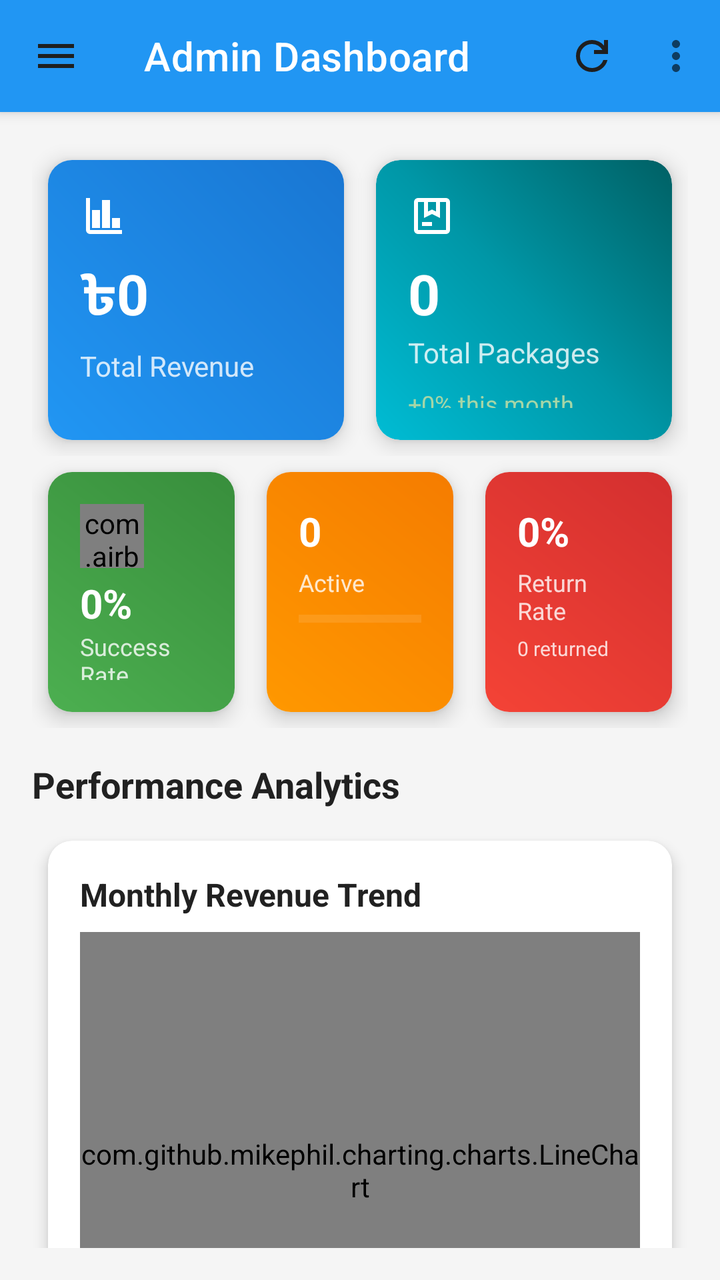
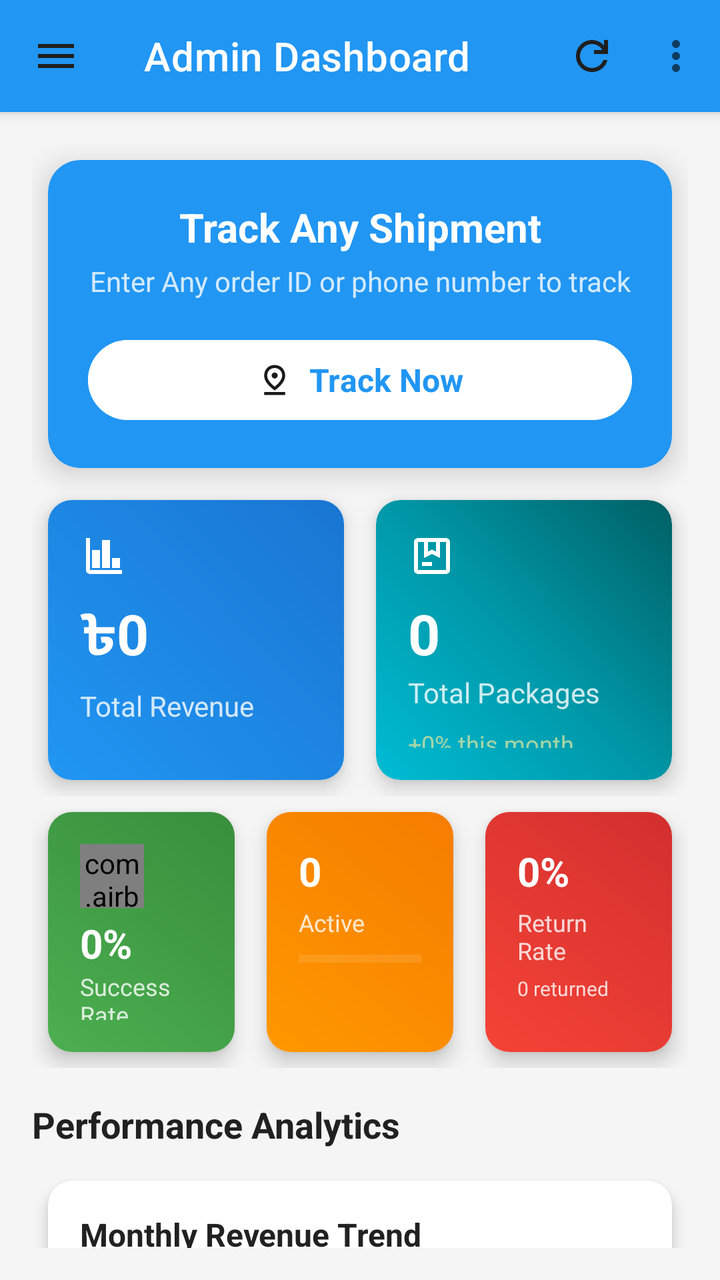

Before-and-after screenshots of an Android layout around one commit, followed by the original layout XML and the change that was made.
<!-- AndroidManifest.xml: application theme Theme.A1Logistics -->
<!-- res/layout/activity_admin_dashboard.xml -->
<?xml version="1.0" encoding="utf-8"?>
<androidx.drawerlayout.widget.DrawerLayout xmlns:android="http://schemas.android.com/apk/res/android"
    xmlns:app="http://schemas.android.com/apk/res-auto"
    android:id="@+id/drawerLayout"
    android:layout_width="match_parent"
    android:layout_height="match_parent"
    android:fitsSystemWindows="true">

    
    <LinearLayout
        android:layout_width="match_parent"
        android:layout_height="match_parent"
        android:orientation="vertical"
        android:background="@color/background">

        
        <com.google.android.material.appbar.MaterialToolbar
            android:id="@+id/toolbar"
            android:layout_width="match_parent"
            android:layout_height="?attr/actionBarSize"
            android:background="@color/primary_color"
            app:title="Admin Dashboard"
            app:menu="@menu/admin_menu"
            app:navigationIcon="@drawable/ic_menu"
            android:elevation="4dp"
            app:titleTextColor="@color/white"/>

        
        <androidx.core.widget.NestedScrollView
            android:layout_width="match_parent"
            android:layout_height="match_parent"
            android:padding="16dp">

            <LinearLayout
                android:layout_width="match_parent"
                android:layout_height="wrap_content"
                android:orientation="vertical">

                
                <LinearLayout
                    android:layout_width="match_parent"
                    android:layout_height="wrap_content"
                    android:orientation="horizontal"
                    android:weightSum="2">

                    
                    <androidx.cardview.widget.CardView
                        android:layout_width="0dp"
                        android:layout_height="140dp"
                        android:layout_weight="1"
                        android:layout_margin="8dp"
                        app:cardCornerRadius="12dp"
                        app:cardElevation="6dp"
                        android:foreground="?android:attr/selectableItemBackground">

                        <LinearLayout
                            android:layout_width="match_parent"
                            android:layout_height="match_parent"
                            android:orientation="vertical"
                            android:padding="16dp"
                            android:background="@drawable/card_gradient_blue">

                            <ImageView
                                android:layout_width="24dp"
                                android:layout_height="24dp"
                                android:src="@drawable/ic_revenue"
                                app:tint="@color/white"/>

                            <TextView
                                android:id="@+id/totalRevenueText"
                                android:layout_width="wrap_content"
                                android:layout_height="wrap_content"
                                android:text="৳0"
                                android:textSize="28sp"
                                android:textStyle="bold"
                                android:textColor="@android:color/white"
                                android:layout_marginTop="8dp"/>

                            <TextView
                                android:layout_width="wrap_content"
                                android:layout_height="wrap_content"
                                android:text="Total Revenue"
                                android:textColor="#CCFFFFFF"
                                android:textSize="14sp"
                                android:layout_marginTop="4dp"/>

                            <TextView
                                android:id="@+id/revenueGrowthText"
                                android:layout_width="wrap_content"
                                android:layout_height="wrap_content"
                                android:text="+0% this month"
                                android:textColor="#A5D6A7"
                                android:textSize="12sp"
                                android:layout_marginTop="8dp"/>

                        </LinearLayout>
                    </androidx.cardview.widget.CardView>

                    
                    <androidx.cardview.widget.CardView
                        android:layout_width="0dp"
                        android:layout_height="140dp"
                        android:layout_weight="1"
                        android:layout_margin="8dp"
                        app:cardCornerRadius="12dp"
                        app:cardElevation="6dp"
                        android:foreground="?android:attr/selectableItemBackground">

                        <LinearLayout
                            android:layout_width="match_parent"
                            android:layout_height="match_parent"
                            android:orientation="vertical"
                            android:padding="16dp"
                            android:background="@drawable/card_gradient_primary">

                            <ImageView
                                android:layout_width="24dp"
                                android:layout_height="24dp"
                                android:src="@drawable/ic_package"
                                app:tint="@color/white"/>

                            <TextView
                                android:id="@+id/totalPackagesText"
                                android:layout_width="wrap_content"
                                android:layout_height="wrap_content"
                                android:text="0"
                                android:textSize="28sp"
                                android:textStyle="bold"
                                android:textColor="@android:color/white"
                                android:layout_marginTop="8dp"/>

                            <TextView
                                android:layout_width="wrap_content"
                                android:layout_height="wrap_content"
                                android:text="Total Packages"
                                android:textColor="#CCFFFFFF"
                                android:textSize="14sp"
                                android:layout_marginTop="4px"/>

                            <TextView
                                android:id="@+id/packagesGrowthText"
                                android:layout_width="wrap_content"
                                android:layout_height="wrap_content"
                                android:text="+0% this month"
                                android:textColor="#A5D6A7"
                                android:textSize="12sp"
                                android:layout_marginTop="8dp"/>

                        </LinearLayout>
                    </androidx.cardview.widget.CardView>
                </LinearLayout>

                
                <LinearLayout
                    android:layout_width="match_parent"
                    android:layout_height="wrap_content"
                    android:orientation="horizontal"
                    android:weightSum="3">

                    
                    <androidx.cardview.widget.CardView
                        android:layout_width="0dp"
                        android:layout_height="120dp"
                        android:layout_weight="1"
                        android:layout_margin="8dp"
                        app:cardCornerRadius="12dp"
                        app:cardElevation="6dp">

                        <LinearLayout
                            android:layout_width="match_parent"
                            android:layout_height="match_parent"
                            android:orientation="vertical"
                            android:padding="16dp"
                            android:background="@drawable/card_gradient_green">

                            <com.airbnb.lottie.LottieAnimationView
                                android:id="@+id/successRateAnimation"
                                android:layout_width="32dp"
                                android:layout_height="32dp"
                                app:lottie_rawRes="@raw/delivery_truck"
                                app:lottie_autoPlay="true"
                                app:lottie_loop="true"/>

                            <TextView
                                android:id="@+id/successRateText"
                                android:layout_width="wrap_content"
                                android:layout_height="wrap_content"
                                android:text="0%"
                                android:textSize="20sp"
                                android:textStyle="bold"
                                android:textColor="@android:color/white"
                                android:layout_marginTop="4dp"/>

                            <TextView
                                android:layout_width="wrap_content"
                                android:layout_height="wrap_content"
                                android:text="Success Rate"
                                android:textColor="#CCFFFFFF"
                                android:textSize="12sp"/>

                        </LinearLayout>
                    </androidx.cardview.widget.CardView>

                    
                    <androidx.cardview.widget.CardView
                        android:layout_width="0dp"
                        android:layout_height="120dp"
                        android:layout_weight="1"
                        android:layout_margin="8dp"
                        app:cardCornerRadius="12dp"
                        app:cardElevation="6dp">

                        <LinearLayout
                            android:layout_width="match_parent"
                            android:layout_height="match_parent"
                            android:orientation="vertical"
                            android:padding="16dp"
                            android:background="@drawable/card_gradient_orange">

                            <TextView
                                android:id="@+id/activePackagesCount"
                                android:layout_width="wrap_content"
                                android:layout_height="wrap_content"
                                android:text="0"
                                android:textSize="20sp"
                                android:textStyle="bold"
                                android:textColor="@android:color/white"/>

                            <TextView
                                android:layout_width="wrap_content"
                                android:layout_height="wrap_content"
                                android:text="Active"
                                android:textColor="#CCFFFFFF"
                                android:textSize="12sp"
                                android:layout_marginTop="4dp"/>

                            <ProgressBar
                                android:id="@+id/activeProgressBar"
                                style="?android:attr/progressBarStyleHorizontal"
                                android:layout_width="match_parent"
                                android:layout_height="4dp"
                                android:layout_marginTop="8dp"
                                android:progress="0"
                                android:progressTint="@android:color/white"
                                android:progressBackgroundTint="#66FFFFFF"/>

                        </LinearLayout>
                    </androidx.cardview.widget.CardView>

                    
                    <androidx.cardview.widget.CardView
                        android:layout_width="0dp"
                        android:layout_height="120dp"
                        android:layout_weight="1"
                        android:layout_margin="8dp"
                        app:cardCornerRadius="12dp"
                        app:cardElevation="6dp">

                        <LinearLayout
                            android:layout_width="match_parent"
                            android:layout_height="match_parent"
                            android:orientation="vertical"
                            android:padding="16dp"
                            android:background="@drawable/card_gradient_red">

                            <TextView
                                android:id="@+id/returnRateText"
                                android:layout_width="wrap_content"
                                android:layout_height="wrap_content"
                                android:text="0%"
                                android:textSize="20sp"
                                android:textStyle="bold"
                                android:textColor="@android:color/white"/>

                            <TextView
                                android:layout_width="wrap_content"
                                android:layout_height="wrap_content"
                                android:text="Return Rate"
                                android:textColor="#CCFFFFFF"
                                android:textSize="12sp"
                                android:layout_marginTop="4dp"/>

                            <TextView
                                android:id="@+id/returnedPackagesCount"
                                android:layout_width="wrap_content"
                                android:layout_height="wrap_content"
                                android:text="0 returned"
                                android:textColor="#CCFFFFFF"
                                android:textSize="10sp"
                                android:layout_marginTop="4dp"/>

                        </LinearLayout>
                    </androidx.cardview.widget.CardView>
                </LinearLayout>

                
                <TextView
                    android:layout_width="match_parent"
                    android:layout_height="wrap_content"
                    android:text="Performance Analytics"
                    android:textSize="18sp"
                    android:textStyle="bold"
                    android:textColor="@color/text_primary"
                    android:layout_marginTop="16dp"
                    android:layout_marginBottom="8dp"/>

                
                <androidx.cardview.widget.CardView
                    android:layout_width="match_parent"
                    android:layout_height="300dp"
                    android:layout_margin="8dp"
                    app:cardCornerRadius="12dp"
                    app:cardElevation="4dp">

                    <LinearLayout
                        android:layout_width="match_parent"
                        android:layout_height="match_parent"
                        android:orientation="vertical"
                        android:padding="16dp">

                        <TextView
                            android:layout_width="match_parent"
                            android:layout_height="wrap_content"
                            android:text="Monthly Revenue Trend"
                            android:textSize="16sp"
                            android:textStyle="bold"
                            android:textColor="@color/text_primary"/>

                        <com.github.mikephil.charting.charts.LineChart
                            android:id="@+id/revenueChart"
                            android:layout_width="match_parent"
                            android:layout_height="0dp"
                            android:layout_weight="1"
                            android:layout_marginTop="8dp"/>

                    </LinearLayout>
                </androidx.cardview.widget.CardView>

                
                <androidx.cardview.widget.CardView
                    android:layout_width="match_parent"
                    android:layout_height="300dp"
                    android:layout_margin="8dp"
                    app:cardCornerRadius="12dp"
                    app:cardElevation="4dp">

                    <LinearLayout
                        android:layout_width="match_parent"
                        android:layout_height="match_parent"
                        android:orientation="vertical"
                        android:padding="16dp">

                        <TextView
                            android:layout_width="match_parent"
                            android:layout_height="wrap_content"
                            android:text="Package Status Distribution"
                            android:textSize="16sp"
                            android:textStyle="bold"
                            android:textColor="@color/text_primary"/>

                        <com.github.mikephil.charting.charts.PieChart
                            android:id="@+id/packageDistributionChart"
                            android:layout_width="match_parent"
                            android:layout_height="0dp"
                            android:layout_weight="1"
                            android:layout_marginTop="8dp"/>

                    </LinearLayout>
                </androidx.cardview.widget.CardView>

                
                <LinearLayout
                    android:layout_width="match_parent"
                    android:layout_height="wrap_content"
                    android:orientation="horizontal"
                    android:weightSum="2"
                    android:layout_marginTop="16dp">

                    <androidx.cardview.widget.CardView
                        android:layout_width="0dp"
                        android:layout_height="120dp"
                        android:layout_weight="1"
                        android:layout_margin="8dp"
                        app:cardCornerRadius="12dp"
                        app:cardElevation="4dp">

                        <LinearLayout
                            android:layout_width="match_parent"
                            android:layout_height="match_parent"
                            android:orientation="vertical"
                            android:gravity="center"
                            android:padding="16dp">

                            <TextView
                                android:id="@+id/deliveredPackagesCount"
                                android:layout_width="wrap_content"
                                android:layout_height="wrap_content"
                                android:text="0"
                                android:textSize="24sp"
                                android:textStyle="bold"
                                android:textColor="@color/success_color"/>

                            <TextView
                                android:layout_width="wrap_content"
                                android:layout_height="wrap_content"
                                android:text="Delivered"
                                android:textSize="14sp"
                                android:textColor="@color/text_secondary"
                                android:layout_marginTop="4dp"/>

                        </LinearLayout>
                    </androidx.cardview.widget.CardView>

                    <androidx.cardview.widget.CardView
                        android:layout_width="0dp"
                        android:layout_height="120dp"
                        android:layout_weight="1"
                        android:layout_margin="8dp"
                        app:cardCornerRadius="12dp"
                        app:cardElevation="4dp">

                        <LinearLayout
                            android:layout_width="match_parent"
                            android:layout_height="match_parent"
                            android:orientation="vertical"
                            android:gravity="center"
                            android:padding="16dp">

                            <TextView
                                android:id="@+id/totalMerchantsText"
                                android:layout_width="wrap_content"
                                android:layout_height="wrap_content"
                                android:text="0"
                                android:textSize="24sp"
                                android:textStyle="bold"
                                android:textColor="@color/primary_color"/>

                            <TextView
                                android:layout_width="wrap_content"
                                android:layout_height="wrap_content"
                                android:text="Merchants"
                                android:textSize="14sp"
                                android:textColor="@color/text_secondary"
                                android:layout_marginTop="4dp"/>

                        </LinearLayout>
                    </androidx.cardview.widget.CardView>
                </LinearLayout>

            </LinearLayout>
        </androidx.core.widget.NestedScrollView>
    </LinearLayout>

    
    <com.google.android.material.navigation.NavigationView
        android:id="@+id/navigationView"
        android:layout_width="wrap_content"
        android:layout_height="match_parent"
        android:layout_gravity="start"
        app:headerLayout="@layout/nav_header"
        app:menu="@menu/nav_menu"
        android:background="@android:color/white"
        app:itemIconTint="@color/nav_item_color"
        app:itemTextColor="@color/nav_item_color"/>

</androidx.drawerlayout.widget.DrawerLayout>
<!-- res/layout/nav_header.xml (included above) -->
<?xml version="1.0" encoding="utf-8"?>
<LinearLayout xmlns:android="http://schemas.android.com/apk/res/android"
    android:layout_width="match_parent"
    android:layout_height="180dp"
    android:background="@drawable/nav_header_gradient_merchant"
    android:gravity="bottom"
    android:orientation="vertical"
    android:padding="16dp"
    android:theme="@style/ThemeOverlay.AppCompat.Dark">

    <ImageView
        android:id="@+id/imageView"
        android:layout_width="64dp"
        android:layout_height="64dp"
        android:src="@drawable/ic_admin"
        android:contentDescription="Admin"
        android:layout_marginBottom="8dp"/>

    <TextView
        android:id="@+id/username"
        android:layout_width="match_parent"
        android:layout_height="wrap_content"
        android:text="Admin User"
        android:textColor="@android:color/white"
        android:textSize="18sp"
        android:textStyle="bold"/>

    <TextView
        android:id="@+id/email"
        android:layout_width="match_parent"
        android:layout_height="wrap_content"
        android:text="admin@1logistics.site"
        android:textColor="#CCFFFFFF"
        android:textSize="14sp"/>

</LinearLayout>
<!-- resources referenced by this layout -->
<resources>
  <color name="background">#F5F5F5</color>
  <color name="nav_item_color">#333333</color>
  <color name="primary_color">#2196F3</color>
  <color name="success_color">#4CAF50</color>
  <color name="text_primary">#212121</color>
  <color name="text_secondary">#757575</color>
  <color name="white">#FFFFFF</color>
  <!-- drawable card_gradient_blue (drawable) -->
  <?xml version="1.0" encoding="utf-8"?>
  <shape xmlns:android="http://schemas.android.com/apk/res/android">
      <gradient
          android:startColor="#2196F3"
          android:endColor="#1976D2"
          android:angle="45"/>
      <corners android:radius="8dp"/>
  </shape>
  <!-- drawable card_gradient_green (drawable) -->
  <?xml version="1.0" encoding="utf-8"?>
  <shape xmlns:android="http://schemas.android.com/apk/res/android">
      <gradient
          android:startColor="#4CAF50"
          android:endColor="#388E3C"
          android:angle="45"/>
      <corners android:radius="8dp"/>
  </shape>
  <!-- drawable card_gradient_orange (drawable) -->
  <?xml version="1.0" encoding="utf-8"?>
  <shape xmlns:android="http://schemas.android.com/apk/res/android">
      <gradient
          android:startColor="#FF9800"
          android:endColor="#F57C00"
          android:angle="45"/>
      <corners android:radius="8dp"/>
  </shape>
  <!-- drawable card_gradient_primary (drawable) -->
  <?xml version="1.0" encoding="utf-8"?>
  <shape xmlns:android="http://schemas.android.com/apk/res/android">
      <gradient
          android:startColor="#00BCD4"
          android:centerColor="#0097A7"
          android:endColor="#006064"
          android:angle="45"/>
      <corners android:radius="12dp"/>
  </shape>
  <!-- drawable card_gradient_red (drawable) -->
  <?xml version="1.0" encoding="utf-8"?>
  <shape xmlns:android="http://schemas.android.com/apk/res/android">
      <gradient
          android:startColor="#F44336"
          android:endColor="#D32F2F"
          android:angle="45"/>
      <corners android:radius="8dp"/>
  </shape>
  <!-- drawable ic_menu (drawable) -->
  <vector xmlns:android="http://schemas.android.com/apk/res/android"
      android:width="24dp"
      android:height="24dp"
      android:viewportWidth="960"
      android:viewportHeight="960">
    <path
        android:pathData="M120,720v-80h720v80L120,720ZM120,520v-80h720v80L120,520ZM120,320v-80h720v80L120,320Z"
        android:fillColor="#1f1f1f"/>
  </vector>
  <!-- drawable nav_header_gradient_merchant (drawable) -->
  <?xml version="1.0" encoding="utf-8"?>
  <shape xmlns:android="http://schemas.android.com/apk/res/android">
      <gradient
          android:startColor="#FFD54F"
          android:centerColor="#FFB300"
          android:endColor="#FF8F00"
          android:angle="135"/>
  </shape>
  <color name="sunshine_yellow">#FFEB3B</color>
  <color name="mustard_yellow">#FFD600</color>
  <color name="black">#1A1A1A</color>
  <color name="soft_peach">#FFCCBC</color>
  <color name="coral">#FF8A65</color>
  <style name="CuteButtonStyle" parent="Widget.MaterialComponents.Button">
          <item name="backgroundTint">@color/sunshine_yellow</item>
          <item name="cornerRadius">20dp</item>
          <item name="android:textColor">@color/black</item>
      </style>
  <!-- unchanged entries left out for length: 5 -->
</resources>

<!-- the commit's change to res/layout/activity_admin_dashboard.xml (unified diff, before → after) -->
@@ -37,6 +37,58 @@
                 android:orientation="vertical">
 
                 
+                <com.google.android.material.card.MaterialCardView
+                    android:id="@+id/searchCard"
+                    android:layout_width="match_parent"
+                    android:layout_height="wrap_content"
+                    android:layout_margin="8dp"
+                    app:cardBackgroundColor="@color/primary_color"
+                    app:cardCornerRadius="16dp"
+                    app:cardElevation="8dp">
+
+                    <LinearLayout
+                        android:layout_width="match_parent"
+                        android:layout_height="wrap_content"
+                        android:orientation="vertical"
+                        android:padding="20dp">
+
+                        <TextView
+                            android:layout_width="match_parent"
+                            android:layout_height="wrap_content"
+                            android:text="Track Any Shipment"
+                            android:textColor="@android:color/white"
+                            android:textSize="20sp"
+                            android:textStyle="bold"
+                            android:gravity="center" />
+
+                        <TextView
+                            android:layout_width="match_parent"
+                            android:layout_height="wrap_content"
+                            android:text="Enter Any order ID or phone number to track"
+                            android:textColor="#CCFFFFFF"
+                            android:textSize="14sp"
+                            android:gravity="center"
+                            android:layout_marginTop="4dp" />
+
+                        <com.google.android.material.button.MaterialButton
+                            android:id="@+id/trackButton"
+                            android:layout_width="match_parent"
+                            android:layout_height="wrap_content"
+                            android:layout_marginTop="16dp"
+                            android:text="Track Now"
+                            android:textAllCaps="false"
+                            android:textSize="16sp"
+                            android:textStyle="bold"
+                            android:backgroundTint="@android:color/white"
+                            android:textColor="@color/primary_color"
+                            app:icon="@drawable/ic_location"
+                            app:iconGravity="textStart"
+                            style="@style/Widget.Material3.Button" />
+
+                    </LinearLayout>
+                </com.google.android.material.card.MaterialCardView>
+
+                
                 <LinearLayout
                     android:layout_width="match_parent"
                     android:layout_height="wrap_content"
<!-- resource entries referenced after the edit -->
@@ -53,6 +53,16 @@
           android:angle="45"/>
       <corners android:radius="8dp"/>
   </shape>
+  <!-- drawable ic_location (drawable) -->
+  <vector xmlns:android="http://schemas.android.com/apk/res/android"
+      android:width="24dp"
+      android:height="24dp"
+      android:viewportWidth="960"
+      android:viewportHeight="960">
+    <path
+        android:pathData="M480,659q99,-80 149.5,-154T680,366q0,-90 -56,-148t-144,-58q-88,0 -144,58t-56,148q0,65 50.5,139T480,659ZM480,760Q339,656 269.5,558T200,366q0,-125 78,-205.5T480,80q124,0 202,80.5T760,366q0,94 -69.5,192T480,760ZM480,440q33,0 56.5,-23.5T560,360q0,-33 -23.5,-56.5T480,280q-33,0 -56.5,23.5T400,360q0,33 23.5,56.5T480,440ZM200,880v-80h560v80L200,880ZM480,360Z"
+        android:fillColor="#75FB4C"/>
+  </vector>
   <!-- drawable ic_menu (drawable) -->
   <vector xmlns:android="http://schemas.android.com/apk/res/android"
       android:width="24dp"
